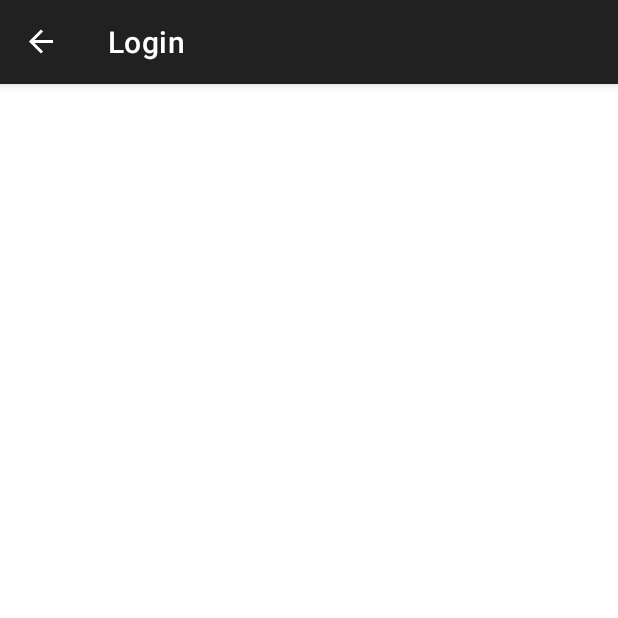
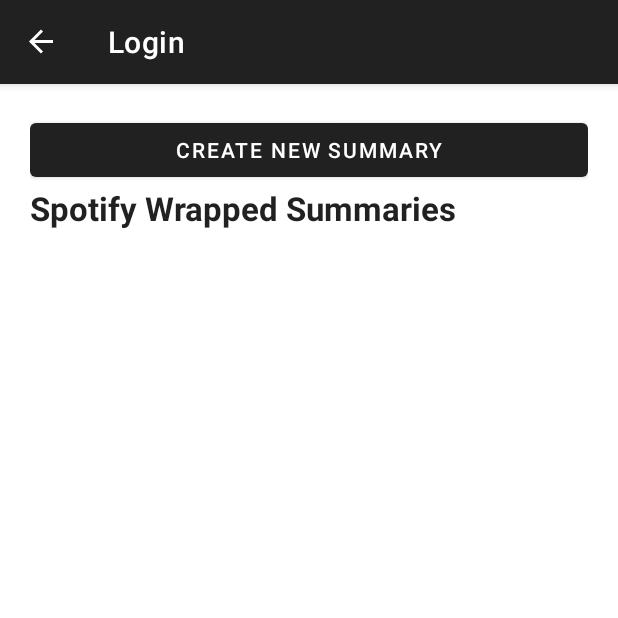
Before and after one commit to MyKl-Y/CustomSpotifyWrapped, an Android app: the fragment CreateFragment placed in its activity, on a phone screen of 412 x 824 dp, the top half of it. Run offline under Robolectric (Android 15) with nearby library versions, the phone set to English and light mode, and no system bars; our stand-ins replace Firebase (no records; nobody signed in at launch, a user with empty details on screens opened directly), data binding, navigation-ui; 3 statements that could not run were skipped.

Commit message:
Started Making Wrapped Summaries

```diff
--- a/app/build.gradle
+++ b/app/build.gradle
@@ -54,6 +54,7 @@
     implementation 'androidx.navigation:navigation-fragment:2.7.7'
     implementation 'androidx.navigation:navigation-ui:2.7.7'
     implementation 'com.google.firebase:firebase-firestore'
+    implementation 'androidx.preference:preference:1.2.0'
 
     // Add the dependencies for any other desired Firebase products
     // https://firebase.google.com/docs/android/setup#available-libraries
--- a/app/src/main/java/com/example/spotifywrapped/AccountFragment.java
+++ b/app/src/main/java/com/example/spotifywrapped/AccountFragment.java
@@ -124,12 +124,14 @@
                                     // Update your UI or logic accordingly
                                     mBinding.linkSpotify.setVisibility(View.GONE);
                                     mBinding.unlinkSpotify.setVisibility(View.VISIBLE);
+                                    mAccessToken = document.getString("token");
                                     getUserProfile();
                                 } else {
                                     // The account is not linked or the field is missing/false
                                     // Update your UI or logic accordingly
                                     mBinding.linkSpotify.setVisibility(View.VISIBLE);
                                     mBinding.unlinkSpotify.setVisibility(View.GONE);
+                                    mAccessToken = document.getString("token");
                                     getUserProfile();
                                 }
                             } else {
@@ -138,6 +140,7 @@
                                 // Update your UI or logic accordingly
                                 mBinding.linkSpotify.setVisibility(View.VISIBLE);
                                 mBinding.unlinkSpotify.setVisibility(View.GONE);
+                                mAccessToken = document.getString("token");
                                 getUserProfile();
                             }
                         } else {
@@ -531,7 +534,7 @@
     private AuthorizationRequest getAuthenticationRequest(AuthorizationResponse.Type type) {
         return new AuthorizationRequest.Builder(CLIENT_ID, type, getRedirectUri().toString())
                 .setShowDialog(false)
-                .setScopes(new String[] { "user-read-email", "user-read-private" }) // <--- Change the scope of your requested token here
+                .setScopes(new String[] { "user-read-email", "user-read-private", "user-top-read" }) // <--- Change the scope of your requested token here
                 .setCampaign("your-campaign-token")
                 .build();
     }
--- /dev/null
+++ b/app/src/main/java/com/example/spotifywrapped/CreateAdapter.java
@@ -0,0 +1,41 @@
+package com.example.spotifywrapped;
+
+import android.view.LayoutInflater;
+import android.view.View;
+import android.view.ViewGroup;
+
+import androidx.annotation.NonNull;
+import androidx.recyclerview.widget.RecyclerView;
+
+import java.util.List;
+
+public class CreateAdapter extends RecyclerView.Adapter<CreateAdapter.ViewHolder> {
+
+    private List<List<Object>> spotifyData;
+    public CreateAdapter(List<List<Object>> data) {
+        spotifyData = data;
+    }
+
+    @NonNull
+    @Override
+    public CreateAdapter.ViewHolder onCreateViewHolder(@NonNull ViewGroup parent, int viewType) {
+        View view = LayoutInflater.from(parent.getContext()).inflate(R.layout.past_item, parent, false);
+        return new ViewHolder(view);
+    }
+
+    @Override
+    public void onBindViewHolder(@NonNull CreateAdapter.ViewHolder holder, int position) {
+
+    }
+
+    @Override
+    public int getItemCount() {
+        return 0;
+    }
+
+    static class ViewHolder extends RecyclerView.ViewHolder {
+        ViewHolder(View itemView) {
+            super(itemView);
+        }
+    }
+}
--- a/app/src/main/java/com/example/spotifywrapped/CreateFragment.java
+++ b/app/src/main/java/com/example/spotifywrapped/CreateFragment.java
@@ -1,6 +1,7 @@
 package com.example.spotifywrapped;
 
 import android.os.Bundle;
+import android.util.Log;
 import android.view.LayoutInflater;
 import android.view.View;
 import android.view.ViewGroup;
@@ -8,12 +9,33 @@
 import androidx.annotation.NonNull;
 import androidx.annotation.Nullable;
 import androidx.fragment.app.Fragment;
+import androidx.recyclerview.widget.LinearLayoutManager;
+import androidx.recyclerview.widget.RecyclerView;
 
 import com.example.spotifywrapped.databinding.FragmentCreateBinding;
+import com.google.android.gms.tasks.OnCompleteListener;
+import com.google.android.gms.tasks.Task;
+import com.google.firebase.auth.FirebaseAuth;
+import com.google.firebase.auth.FirebaseUser;
+import com.google.firebase.firestore.DocumentSnapshot;
+import com.google.firebase.firestore.FirebaseFirestore;
+
+import java.util.ArrayList;
+import java.util.Arrays;
+import java.util.HashMap;
+import java.util.List;
+import java.util.Map;
+import java.util.Objects;
 
 public class CreateFragment extends Fragment {
 
     private FragmentCreateBinding mBinding;
+    private FirebaseFirestore db = FirebaseFirestore.getInstance();
+
+    private FirebaseAuth auth = FirebaseAuth.getInstance();
+    private FirebaseUser user = auth.getCurrentUser();
+
+    private List<List<Object>> spotifyData = new ArrayList<>();
 
     @Nullable
     @Override
@@ -22,6 +44,52 @@
             @Nullable ViewGroup container,
             @Nullable Bundle savedInstanceState) {
         mBinding = FragmentCreateBinding.inflate(inflater, container, false);
+        RecyclerView recyclerView = mBinding.getRoot().findViewById(R.id.pastWrapped_recyclerView);
+        recyclerView.setLayoutManager(new LinearLayoutManager(requireContext(), LinearLayoutManager.HORIZONTAL, false));
+        db.collection("users")
+                .document(user.getUid()) // Use the UID to directly reference the document
+                .get()
+                .addOnCompleteListener(new OnCompleteListener<DocumentSnapshot>() {
+                    @Override
+                    public void onComplete(@NonNull Task<DocumentSnapshot> task) {
+                        if (task.isSuccessful()) {
+                            DocumentSnapshot document = task.getResult();
+                            if (document != null && document.exists()) {
+                                List<Object> dataTemp = new ArrayList();
+                                dataTemp.add(document.getData().get("topArtists"));
+                                dataTemp.add(document.getData().get("topGenres"));
+                                dataTemp.add(document.getData().get("topSongs"));
+                                spotifyData.add(dataTemp);
+                            } else {
+                                Log.d("Firestore", "No such document");
+                                // Handle the case where the document does not exist
+                                // Update your UI or logic accordingly
+                            }
+                        } else {
+                            Log.d("Firestore", "get failed with ", task.getException());
+                            // Handle the failure
+                        }
+                    }
+                });
+        recyclerView.setAdapter(new CreateAdapter(spotifyData));
         return mBinding.getRoot();
     }
+
+    @Override
+    public void onViewCreated(@NonNull View view, Bundle savedInstanceState) {
+        super.onViewCreated(view, savedInstanceState);
+
+        mBinding.createWrappedButton.setOnClickListener(new View.OnClickListener() {
+            @Override
+            public void onClick(View v) {
+
+            }
+        });
+    }
+
+    @Override
+    public void onDestroyView() {
+        super.onDestroyView();
+        mBinding = null;
+    }
 }
--- a/app/src/main/res/layout/fragment_create.xml
+++ b/app/src/main/res/layout/fragment_create.xml
@@ -1,9 +1,30 @@
 <?xml version="1.0" encoding="utf-8"?>
-<layout>
+<layout xmlns:android="http://schemas.android.com/apk/res/android">
     <data>  </data>
-    <androidx.constraintlayout.widget.ConstraintLayout xmlns:android="http://schemas.android.com/apk/res/android"
+
+    <LinearLayout
         android:layout_width="match_parent"
-        android:layout_height="match_parent">
+        android:layout_height="match_parent"
+        android:orientation="vertical"
+        android:padding="20dp">
 
-    </androidx.constraintlayout.widget.ConstraintLayout>
+        <Button
+            android:id="@+id/createWrapped_button"
+            android:layout_width="match_parent"
+            android:layout_height="wrap_content"
+            android:text="Create New Summary" />
+
+        <TextView
+            android:id="@+id/pastWrapped_textView"
+            android:layout_width="match_parent"
+            android:layout_height="wrap_content"
+            android:text="Spotify Wrapped Summaries"
+            android:textAppearance="@style/TextAppearance.AppCompat.Large"
+            android:textStyle="bold" />
+
+        <androidx.recyclerview.widget.RecyclerView
+            android:id="@+id/pastWrapped_recyclerView"
+            android:layout_width="match_parent"
+            android:layout_height="wrap_content" />
+    </LinearLayout>
 </layout>
```
Also changed, not shown: app/src/main/java/com/example/spotifywrapped/SettingsFragment.java (added, +12 -0 lines), app/src/main/res/layout/past_item.xml (added, +57 -0 lines), app/src/main/res/values/arrays.xml (added, +12 -0 lines), app/src/main/res/values/strings.xml (+14 -0 lines), app/src/main/res/xml/root_preferences.xml (added, +38 -0 lines).
